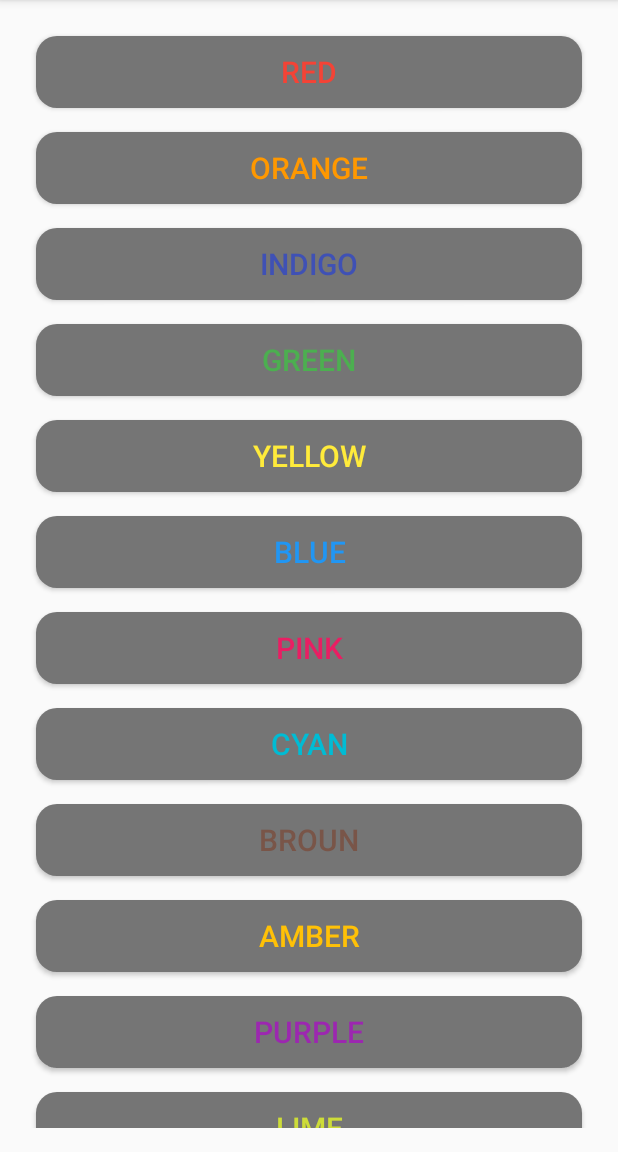
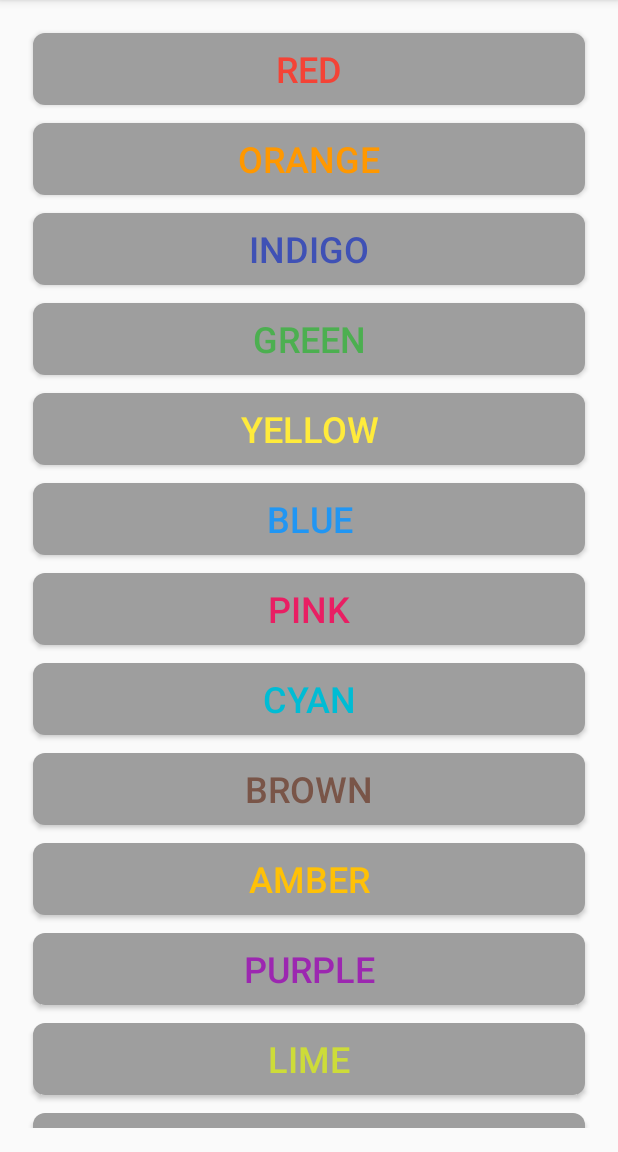
Before and after one commit to ITClassic/ColorButtons, an Android app: the screen it shows after launch (ColorButtonsActivity), on a phone screen of 412 x 824 dp, the part 84-1236 px from its top. Run offline under Robolectric (Android 15) with nearby library versions, the phone set to English and light mode, and no system bars; our stand-ins replace ButterKnife.

Commit message:
Change color of button to grey500 and clear some code

```diff
--- a/app/src/main/java/com/shendrikov/alex/colorbuttons/adapter/ButtonsAdapter.java
+++ b/app/src/main/java/com/shendrikov/alex/colorbuttons/adapter/ButtonsAdapter.java
@@ -56,7 +56,7 @@ public class ButtonsAdapter extends RecyclerView.Adapter<ButtonsAdapter.ViewHold
     @Override
     public void onBindViewHolder(final ButtonsAdapter.ViewHolder holder, final int position) {
 
-        final int defaultColorId = mContext.getResources().getColor(R.color.colorGrey600);
+        final int defaultColorId = mContext.getResources().getColor(R.color.colorGrey500);
         // Get the data model based on position
         mColorButton = mColorButtonsList.get(position);
 
@@ -106,7 +106,7 @@ public class ButtonsAdapter extends RecyclerView.Adapter<ButtonsAdapter.ViewHold
 
     @Override
     public int getItemCount() {
-        return mColorButtonsList.size();
+        return mColorButtonsList == null ? 0 : mColorButtonsList.size();
     }
 
     static class ViewHolder extends RecyclerView.ViewHolder {
--- a/app/src/main/java/com/shendrikov/alex/colorbuttons/model/ColorButton.java
+++ b/app/src/main/java/com/shendrikov/alex/colorbuttons/model/ColorButton.java
@@ -11,9 +11,9 @@ import android.util.Log;
 
 public class ColorButton {
 
-    private Context mContext;
+    public Context mContext;
 
-    public static final String LOG_TAG = "MyLogs";
+    public static final String LOG_TAG = ColorButton.class.getSimpleName();
 
     public static final int RED = -769226;
     public static final int ORANGE = -26624;
@@ -23,7 +23,7 @@ public class ColorButton {
     public static final int BLUE = -14575885;
     public static final int PINK = -1499549;
     public static final int CYAN = -16728876;
-    public static final int BROUN = -8825528;
+    public static final int BROWN = -8825528;
     public static final int AMBER = -16121;
     public static final int PURPLE = -6543440;
     public static final int LIME = -3285959;
@@ -95,9 +95,9 @@ public class ColorButton {
                 Log.d(LOG_TAG, "Cyan = " + ColorButton.CYAN);
                 colorName = "Cyan";
                 break;
-            case ColorButton.BROUN:
-                Log.d(LOG_TAG, "Broun = " + ColorButton.BROUN);
-                colorName = "Broun";
+            case ColorButton.BROWN:
+                Log.d(LOG_TAG, "Brown = " + ColorButton.BROWN);
+                colorName = "Brown";
                 break;
             case ColorButton.AMBER:
                 Log.d(LOG_TAG, "Amber = " + ColorButton.AMBER);
--- a/app/src/main/res/drawable/shape_button_default.xml
+++ b/app/src/main/res/drawable/shape_button_default.xml
@@ -5,5 +5,5 @@
 
     <corners
         button_shape:radius="@dimen/button_corner_radius"/>
-    <solid button_shape:color="@color/colorGrey600"/>
+    <solid button_shape:color="@color/colorGrey500"/>
 </shape>
--- a/app/src/main/res/values/colors.xml
+++ b/app/src/main/res/values/colors.xml
@@ -4,7 +4,7 @@
     <color name="colorPrimaryDark">#303F9F</color>
     <color name="colorAccent">#FF4081</color>
     <color name="colorGrey900">#212121</color>
-    <color name="colorGrey600">#757575</color>
+    <color name="colorGrey500">#9E9E9E</color>
     <array name="colors">
         <item>#F44336</item>
         <item>#FF9800</item>
--- a/app/src/main/res/values/dimens.xml
+++ b/app/src/main/res/values/dimens.xml
@@ -2,8 +2,8 @@
     <!-- Default screen margins, per the Android Design guidelines. -->
     <dimen name="activity_horizontal_margin">16dp</dimen>
     <dimen name="activity_vertical_margin">16dp</dimen>
-    <dimen name="button_corner_radius">14dp</dimen>
-    <dimen name="button_margin">8dp</dimen>
-    <dimen name="button_text_size">20sp</dimen>
-    <dimen name="button_padding">8dp</dimen>
+    <dimen name="button_corner_radius">8dp</dimen>
+    <dimen name="button_margin">6dp</dimen>
+    <dimen name="button_text_size">24sp</dimen>
+    <dimen name="button_padding">6dp</dimen>
 </resources>
```
